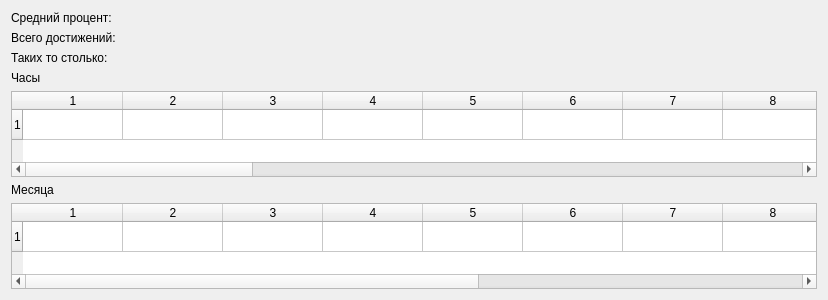
Old version of the form AraSteamManager/subform/formstatistics.ui in the repository Arankir/AraSteamManager.
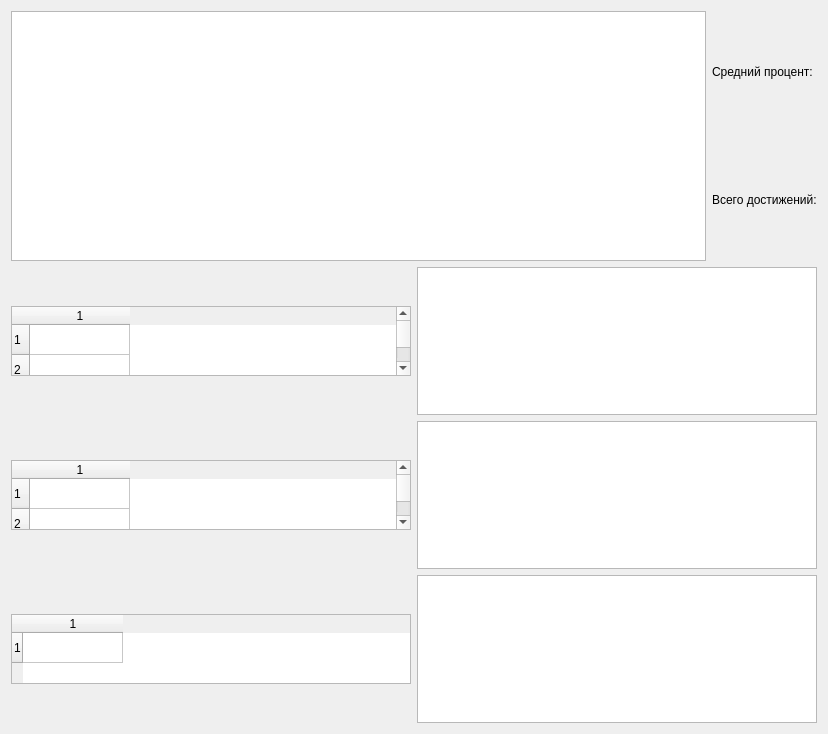
New version of the form. Custom widgets are drawn as their Qt base class.

```diff
--- a/AraSteamManager/subform/formstatistics.ui
+++ b/AraSteamManager/subform/formstatistics.ui
@@ -7,12 +7,26 @@
     <x>0</x>
     <y>0</y>
     <width>828</width>
-    <height>300</height>
+    <height>734</height>
    </rect>
   </property>
   <property name="windowTitle">
    <string>Form</string>
   </property>
+  <layout class="QVBoxLayout" name="verticalLayout_2">
+   <item>
+    <layout class="QHBoxLayout" name="horizontalLayout_4">
+     <item>
+      <widget class="QChartView" name="ChartViewPercentages">
+       <property name="minimumSize">
+        <size>
+         <width>0</width>
+         <height>250</height>
+        </size>
+       </property>
+      </widget>
+     </item>
+     <item>
   <layout class="QVBoxLayout" name="verticalLayout">
    <item>
     <widget class="QLabel" name="LabelAveragePercent">
@@ -28,90 +42,128 @@
      </property>
     </widget>
    </item>
-   <item>
-    <widget class="QLabel" name="LabelNumOf">
-     <property name="text">
-      <string>Таких то столько:</string>
-     </property>
-     <property name="wordWrap">
-      <bool>true</bool>
-     </property>
-    </widget>
-   </item>
-   <item>
-    <widget class="QLabel" name="label">
-     <property name="text">
-      <string>Часы</string>
-     </property>
-    </widget>
+      </layout>
+     </item>
+    </layout>
    </item>
+   <item>
+    <layout class="QHBoxLayout" name="horizontalLayout_3">
    <item>
     <widget class="QTableWidget" name="tableWidget">
-     <property name="rowCount">
-      <number>1</number>
-     </property>
-     <property name="columnCount">
+       <property name="maximumSize">
+        <size>
+         <width>16777215</width>
+         <height>70</height>
+        </size>
+       </property>
+       <property name="rowCount">
       <number>24</number>
      </property>
-     <row/>
-     <column/>
-     <column/>
-     <column/>
-     <column/>
-     <column/>
-     <column/>
-     <column/>
-     <column/>
-     <column/>
-     <column/>
-     <column/>
-     <column/>
-     <column/>
-     <column/>
-     <column/>
-     <column/>
-     <column/>
-     <column/>
-     <column/>
-     <column/>
-     <column/>
-     <column/>
-     <column/>
-     <column/>
-    </widget>
-   </item>
-   <item>
-    <widget class="QLabel" name="label_2">
-     <property name="text">
-      <string>Месяца</string>
-     </property>
-    </widget>
-   </item>
+       <property name="columnCount">
+        <number>1</number>
+       </property>
+       <row/>
+       <row/>
+       <row/>
+       <row/>
+       <row/>
+       <row/>
+       <row/>
+       <row/>
+       <row/>
+       <row/>
+       <row/>
+       <row/>
+       <row/>
+       <row/>
+       <row/>
+       <row/>
+       <row/>
+       <row/>
+       <row/>
+       <row/>
+       <row/>
+       <row/>
+       <row/>
+       <row/>
+       <column/>
+      </widget>
+     </item>
+     <item>
+      <widget class="QChartView" name="ChartsViewTimes"/>
+     </item>
+    </layout>
+   </item>
+   <item>
+    <layout class="QHBoxLayout" name="horizontalLayout_2">
    <item>
     <widget class="QTableWidget" name="tableWidget_2">
-     <property name="rowCount">
-      <number>1</number>
-     </property>
-     <property name="columnCount">
+       <property name="maximumSize">
+        <size>
+         <width>16777215</width>
+         <height>70</height>
+        </size>
+       </property>
+       <property name="rowCount">
       <number>12</number>
      </property>
+       <property name="columnCount">
+        <number>1</number>
+       </property>
      <row/>
+       <row/>
+       <row/>
+       <row/>
+       <row/>
+       <row/>
+       <row/>
+       <row/>
+       <row/>
+       <row/>
+       <row/>
+       <row/>
      <column/>
+      </widget>
+     </item>
+     <item>
+      <widget class="QChartView" name="ChartsViewMonths"/>
+     </item>
+    </layout>
+   </item>
+   <item>
+    <layout class="QHBoxLayout" name="horizontalLayout">
+     <item>
+      <widget class="QTableWidget" name="tableWidget_3">
+       <property name="maximumSize">
+        <size>
+         <width>16777215</width>
+         <height>70</height>
+        </size>
+       </property>
+       <property name="rowCount">
+        <number>1</number>
+       </property>
+       <property name="columnCount">
+        <number>1</number>
+       </property>
+       <row/>
      <column/>
-     <column/>
-     <column/>
-     <column/>
-     <column/>
-     <column/>
-     <column/>
-     <column/>
-     <column/>
-     <column/>
-     <column/>
-    </widget>
-   </item>
-  </layout>
+      </widget>
+     </item>
+     <item>
+      <widget class="QChartView" name="ChartsViewYears"/>
+     </item>
+    </layout>
+   </item>
+  </layout>
  </widget>
+ <customwidgets>
+  <customwidget>
+   <class>QChartView</class>
+   <extends>QGraphicsView</extends>
+   <header>QtCharts/QtCharts</header>
+  </customwidget>
+ </customwidgets>
  <resources/>
  <connections/>
 </ui>
```
Lines whose indentation alone changed are shown as unchanged.
